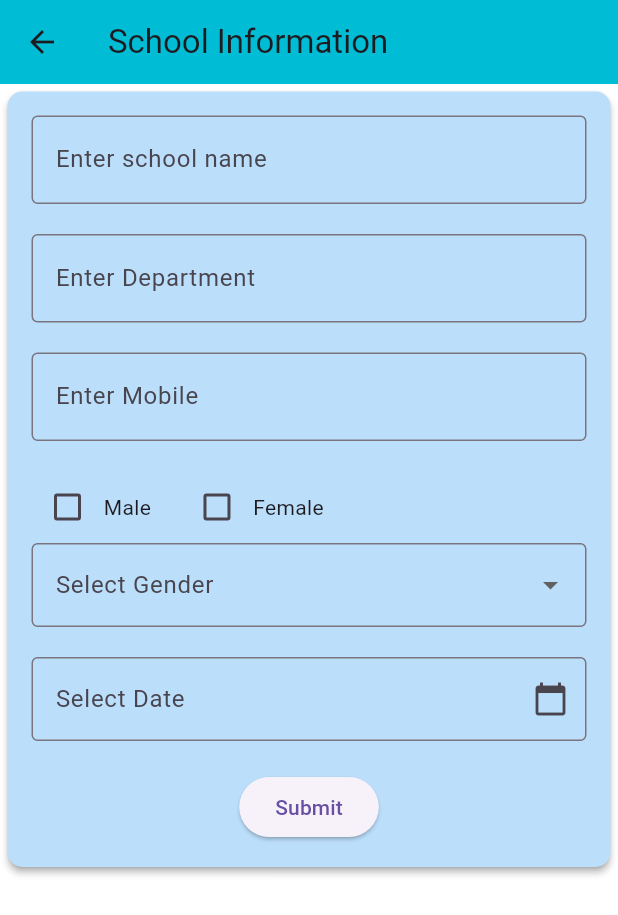
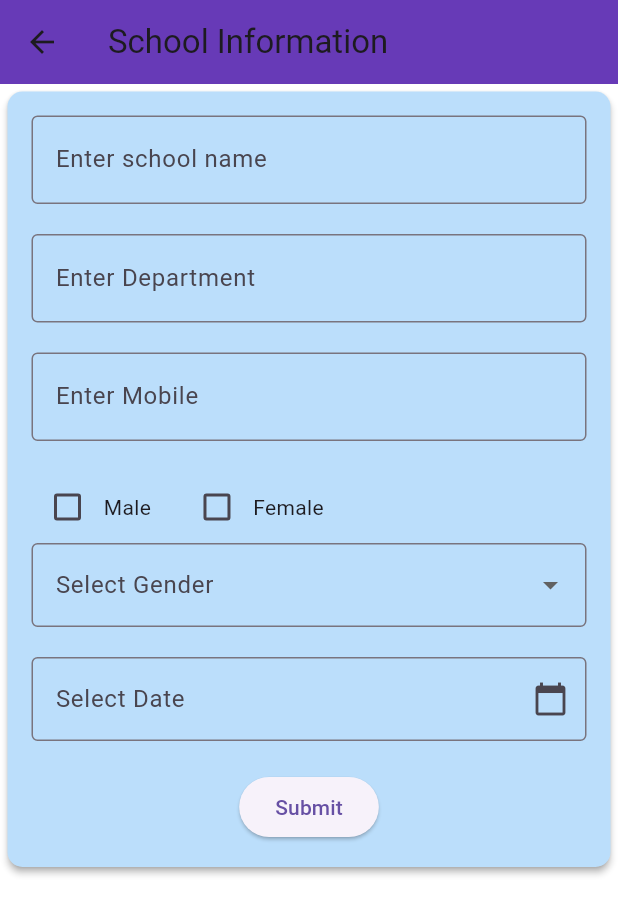
Before and after one commit to rakibishad/demorakib, a Flutter app: the screen it shows after launch, after a tap on "School", on a phone screen of 412 x 824 dp. Shown: the top 915 px of the screen. Run offline on Flutter 3.47's test engine with Material 3 defaults, Android fonts, the phone set to English and light mode, and no system bars; our stand-ins replace equatable, firebase_core, fluro, flutter_bloc, fluttertoast, get and 3 more; missing offline and left inert: razorpay_flutter; accounts and stored records are empty.

Commit message:
Your update message

```diff
--- a/lib/screen/School/school_ui.dart
+++ b/lib/screen/School/school_ui.dart
@@ -23,7 +23,7 @@ class _SchoolInformationScreenState extends State<SchoolInformationScreen> {
   Widget build(BuildContext context) {
     return Scaffold(
       appBar: AppBar(
-        backgroundColor: MyColor.cyan,
+        backgroundColor: MyColor.deepPurple,
         title: const Text('School Information'),
       ),
       body:SingleChildScrollView( child: Padding(
--- a/lib/screen/dashBoard_screen/dashboard_ui.dart
+++ b/lib/screen/dashBoard_screen/dashboard_ui.dart
@@ -40,27 +40,27 @@ class _DashboardUiState extends State<DashboardUi> {
         ),
         body: Column(
           children: [
-            const SizedBox(height: 20),
+           // const SizedBox(height: 10),
             BlocBuilder<DashboardCubit, DashboardState>(
               builder: (context, state) {
                 return Text(
                   state.message,
                   style: GoogleFonts.poppins(
-                    fontSize: 22,
+                    fontSize: 2,
                     fontWeight: FontWeight.w500,
                     color: Colors.deepPurple,
                   ),
                 );
               },
             ),
-            const SizedBox(height: 10),
+         //   const SizedBox(height: 10),
             Expanded(
               child: GridView.builder(
-                padding: const EdgeInsets.all(16),
+                padding: const EdgeInsets.all(10),
                 gridDelegate: const SliverGridDelegateWithFixedCrossAxisCount(
                   crossAxisCount: 3,
-                  mainAxisSpacing: 16,
-                  crossAxisSpacing: 16,
+                  mainAxisSpacing: 10,
+                  crossAxisSpacing: 10,
                   childAspectRatio: 3 / 3.5,
                 ),
                 itemCount: dashboardItems.length,
--- a/lib/screen/splashScreen/splashUi/splash_form.dart
+++ b/lib/screen/splashScreen/splashUi/splash_form.dart
@@ -97,7 +97,7 @@ class SplashScreen extends StatelessWidget {
 
                           /// Welcome Text
                           const Text(
-                            "Welcome to Developer !",
+                            "Welcome to Rakib",
                             style: TextStyle(
                               color: Colors.white,
                               fontSize: 28,
--- a/pubspec.yaml
+++ b/pubspec.yaml
@@ -42,7 +42,7 @@ dependencies:
   intl: ^0.18.1
   firebase_core: ^2.0.0
   firebase_auth: ^4.0.0
-  razorpay_flutter: ^1.3.5
+  razorpay_flutter:
 
   # The following adds the Cupertino Icons font to your application.
   # Use with the CupertinoIcons class for iOS style icons.
```
Also changed, not shown: 1 other file.
